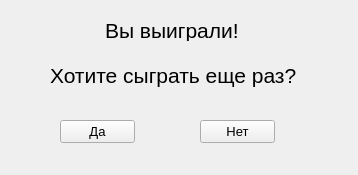
Above: Baratynskiy10813/source/GUI/ruswinwidget.ui from h31/ProgrammingCourseBackup before the change. Below: the same form after it.
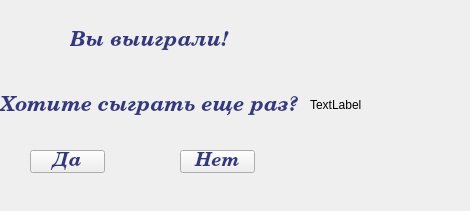
That is the form after the change.

The edit to the form file:
```diff
--- a/Baratynskiy10813/source/GUI/ruswinwidget.ui
+++ b/Baratynskiy10813/source/GUI/ruswinwidget.ui
@@ -6,8 +6,8 @@
    <rect>
     <x>0</x>
     <y>0</y>
-    <width>358</width>
-    <height>175</height>
+    <width>470</width>
+    <height>211</height>
    </rect>
   </property>
   <property name="minimumSize">
@@ -18,8 +18,8 @@
   </property>
   <property name="maximumSize">
    <size>
-    <width>358</width>
-    <height>175</height>
+    <width>470</width>
+    <height>211</height>
    </size>
   </property>
   <property name="windowTitle">
@@ -28,16 +28,56 @@
   <widget class="QLabel" name="label">
    <property name="geometry">
     <rect>
-     <x>105</x>
-     <y>20</y>
-     <width>141</width>
+     <x>70</x>
+     <y>30</y>
+     <width>161</width>
      <height>21</height>
     </rect>
    </property>
+   <property name="palette">
+    <palette>
+     <active>
+      <colorrole role="WindowText">
+       <brush brushstyle="SolidPattern">
+        <color alpha="255">
+         <red>51</red>
+         <green>56</green>
+         <blue>127</blue>
+        </color>
+       </brush>
+      </colorrole>
+     </active>
+     <inactive>
+      <colorrole role="WindowText">
+       <brush brushstyle="SolidPattern">
+        <color alpha="255">
+         <red>51</red>
+         <green>56</green>
+         <blue>127</blue>
+        </color>
+       </brush>
+      </colorrole>
+     </inactive>
+     <disabled>
+      <colorrole role="WindowText">
+       <brush brushstyle="SolidPattern">
+        <color alpha="255">
+         <red>120</red>
+         <green>120</green>
+         <blue>120</blue>
+        </color>
+       </brush>
+      </colorrole>
+     </disabled>
+    </palette>
+   </property>
    <property name="font">
     <font>
-     <family>Arial</family>
+     <family>Century Schoolbook</family>
      <pointsize>16</pointsize>
+     <weight>75</weight>
+     <italic>true</italic>
+     <bold>true</bold>
     </font>
    </property>
    <property name="text">
@@ -47,16 +87,56 @@
   <widget class="QLabel" name="label_2">
    <property name="geometry">
     <rect>
-     <x>50</x>
-     <y>60</y>
-     <width>251</width>
+     <x>0</x>
+     <y>90</y>
+     <width>301</width>
      <height>31</height>
     </rect>
    </property>
+   <property name="palette">
+    <palette>
+     <active>
+      <colorrole role="WindowText">
+       <brush brushstyle="SolidPattern">
+        <color alpha="255">
+         <red>51</red>
+         <green>56</green>
+         <blue>127</blue>
+        </color>
+       </brush>
+      </colorrole>
+     </active>
+     <inactive>
+      <colorrole role="WindowText">
+       <brush brushstyle="SolidPattern">
+        <color alpha="255">
+         <red>51</red>
+         <green>56</green>
+         <blue>127</blue>
+        </color>
+       </brush>
+      </colorrole>
+     </inactive>
+     <disabled>
+      <colorrole role="WindowText">
+       <brush brushstyle="SolidPattern">
+        <color alpha="255">
+         <red>120</red>
+         <green>120</green>
+         <blue>120</blue>
+        </color>
+       </brush>
+      </colorrole>
+     </disabled>
+    </palette>
+   </property>
    <property name="font">
     <font>
-     <family>Arial</family>
+     <family>Century Schoolbook</family>
      <pointsize>16</pointsize>
+     <weight>75</weight>
+     <italic>true</italic>
+     <bold>true</bold>
     </font>
    </property>
    <property name="text">
@@ -66,16 +146,56 @@
   <widget class="QPushButton" name="yes">
    <property name="geometry">
     <rect>
-     <x>60</x>
-     <y>120</y>
+     <x>30</x>
+     <y>150</y>
      <width>75</width>
      <height>23</height>
     </rect>
    </property>
+   <property name="palette">
+    <palette>
+     <active>
+      <colorrole role="ButtonText">
+       <brush brushstyle="SolidPattern">
+        <color alpha="255">
+         <red>51</red>
+         <green>56</green>
+         <blue>127</blue>
+        </color>
+       </brush>
+      </colorrole>
+     </active>
+     <inactive>
+      <colorrole role="ButtonText">
+       <brush brushstyle="SolidPattern">
+        <color alpha="255">
+         <red>51</red>
+         <green>56</green>
+         <blue>127</blue>
+        </color>
+       </brush>
+      </colorrole>
+     </inactive>
+     <disabled>
+      <colorrole role="ButtonText">
+       <brush brushstyle="SolidPattern">
+        <color alpha="255">
+         <red>120</red>
+         <green>120</green>
+         <blue>120</blue>
+        </color>
+       </brush>
+      </colorrole>
+     </disabled>
+    </palette>
+   </property>
    <property name="font">
     <font>
-     <family>Arial</family>
-     <pointsize>10</pointsize>
+     <family>Century Schoolbook</family>
+     <pointsize>14</pointsize>
+     <weight>75</weight>
+     <italic>true</italic>
+     <bold>true</bold>
     </font>
    </property>
    <property name="cursor">
@@ -88,16 +208,56 @@
   <widget class="QPushButton" name="no">
    <property name="geometry">
     <rect>
-     <x>200</x>
-     <y>120</y>
+     <x>180</x>
+     <y>150</y>
      <width>75</width>
      <height>23</height>
     </rect>
    </property>
+   <property name="palette">
+    <palette>
+     <active>
+      <colorrole role="ButtonText">
+       <brush brushstyle="SolidPattern">
+        <color alpha="255">
+         <red>51</red>
+         <green>56</green>
+         <blue>127</blue>
+        </color>
+       </brush>
+      </colorrole>
+     </active>
+     <inactive>
+      <colorrole role="ButtonText">
+       <brush brushstyle="SolidPattern">
+        <color alpha="255">
+         <red>51</red>
+         <green>56</green>
+         <blue>127</blue>
+        </color>
+       </brush>
+      </colorrole>
+     </inactive>
+     <disabled>
+      <colorrole role="ButtonText">
+       <brush brushstyle="SolidPattern">
+        <color alpha="255">
+         <red>120</red>
+         <green>120</green>
+         <blue>120</blue>
+        </color>
+       </brush>
+      </colorrole>
+     </disabled>
+    </palette>
+   </property>
    <property name="font">
     <font>
-     <family>Arial</family>
-     <pointsize>10</pointsize>
+     <family>Century Schoolbook</family>
+     <pointsize>14</pointsize>
+     <weight>75</weight>
+     <italic>true</italic>
+     <bold>true</bold>
     </font>
    </property>
    <property name="cursor">
@@ -107,6 +267,25 @@
     <string>Нет</string>
    </property>
   </widget>
+  <widget class="QLabel" name="label_3">
+   <property name="geometry">
+    <rect>
+     <x>310</x>
+     <y>40</y>
+     <width>160</width>
+     <height>130</height>
+    </rect>
+   </property>
+   <property name="maximumSize">
+    <size>
+     <width>160</width>
+     <height>130</height>
+    </size>
+   </property>
+   <property name="text">
+    <string>TextLabel</string>
+   </property>
+  </widget>
  </widget>
  <resources/>
  <connections>
```
